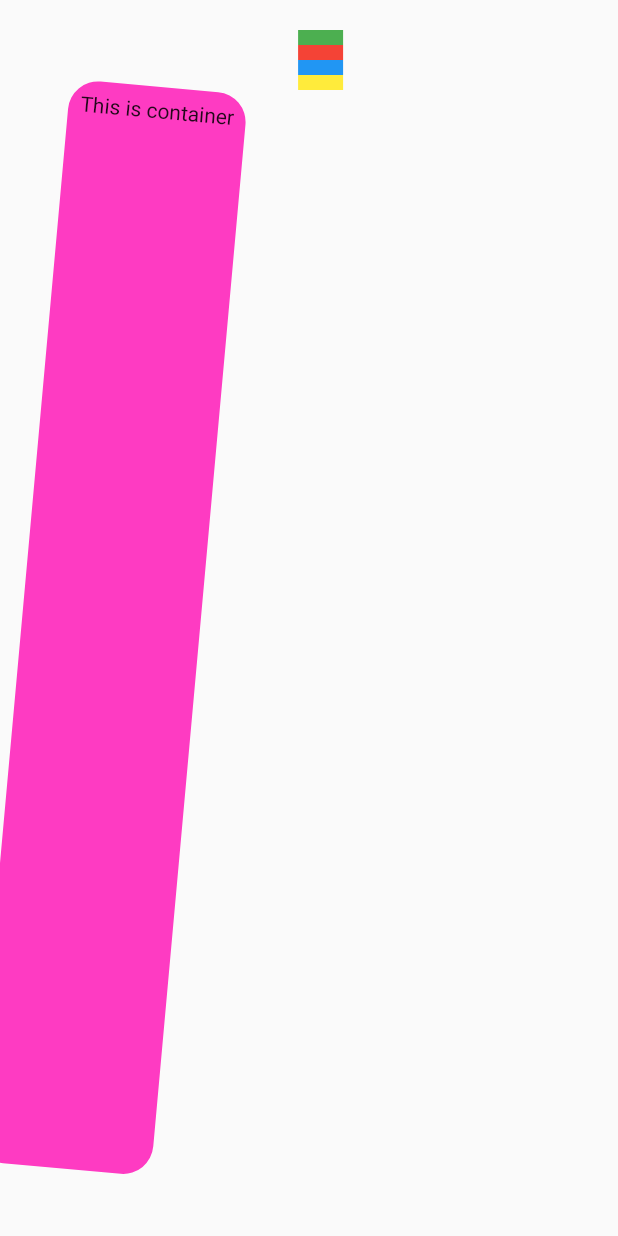
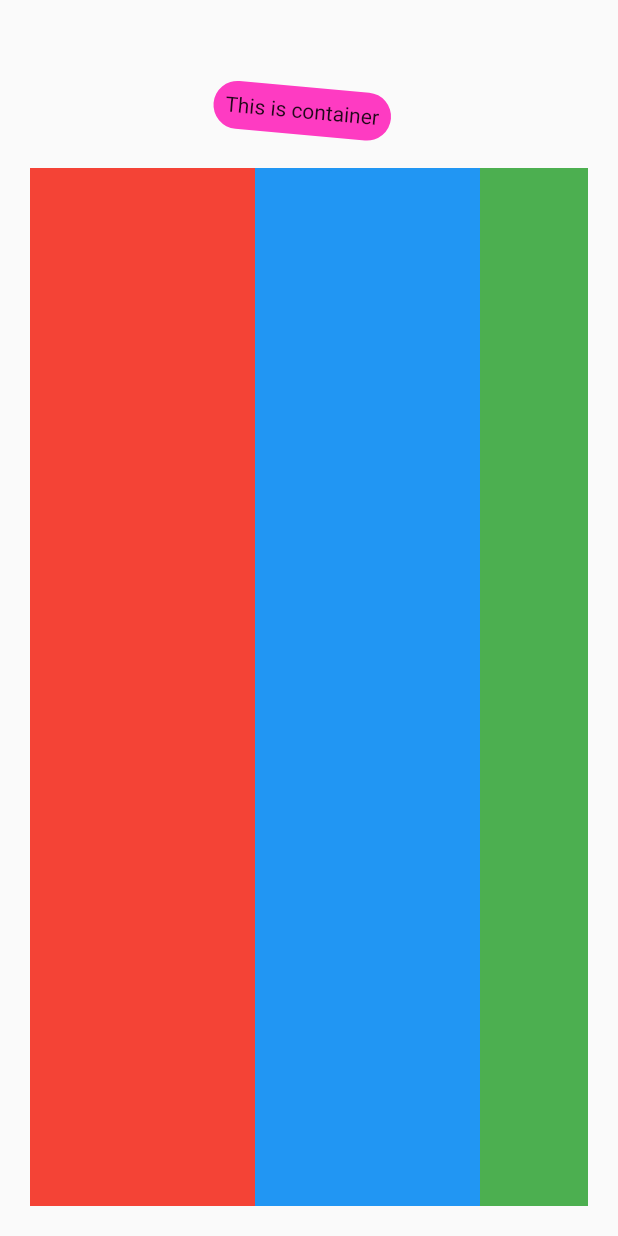
Before and after one commit to kves/widget_of_the_week_app, a Flutter app: the screen it shows after launch, on a phone screen of 412 x 824 dp. Run offline on Flutter 3.47's test engine with Material 2 defaults, Android fonts, the phone set to English and light mode, and no system bars.

Commit message:
ListView update

```diff
--- a/lib/pages/home_page.dart
+++ b/lib/pages/home_page.dart
@@ -13,8 +13,7 @@
       body: SafeArea(
         minimum: EdgeInsets.all(20),
         // Column
-        child: ListView(
-          scrollDirection: Axis.horizontal,
+        child: Column(
           children: [
             // Container
             Container(
@@ -29,29 +28,32 @@
               child: const Text('This is container'),
             ),
             // ListView https://www.youtube.com/watch?v=KJpkjHGiI5A
-            Column(
+            Expanded(
+              child: ListView(
+                scrollDirection: Axis.horizontal,
                 children: [
                   Container(
-                  color: Colors.green,
-                  width: 30,
+                    color: Colors.red,
+                    width: 150,
+                    height: 5,
+                  ),
+                  Container(
+                    color: Colors.blue,
+                    width: 150,
                     height: 10,
                   ),
                   Container(
-                  color: Colors.red,
-                  width: 30,
-                  height: 10,
-                ),
-                Container(
-                  color: Colors.blue,
-                  width: 30,
+                    color: Colors.green,
+                    width: 150,
                     height: 10,
                   ),
                   Container(
                     color: Colors.yellow,
-                  width: 30,
+                    width: 150,
                     height: 10,
                   ),
                 ],
+              ),
             )
           ],
         ),
```
Lines whose indentation alone changed are shown as unchanged.
